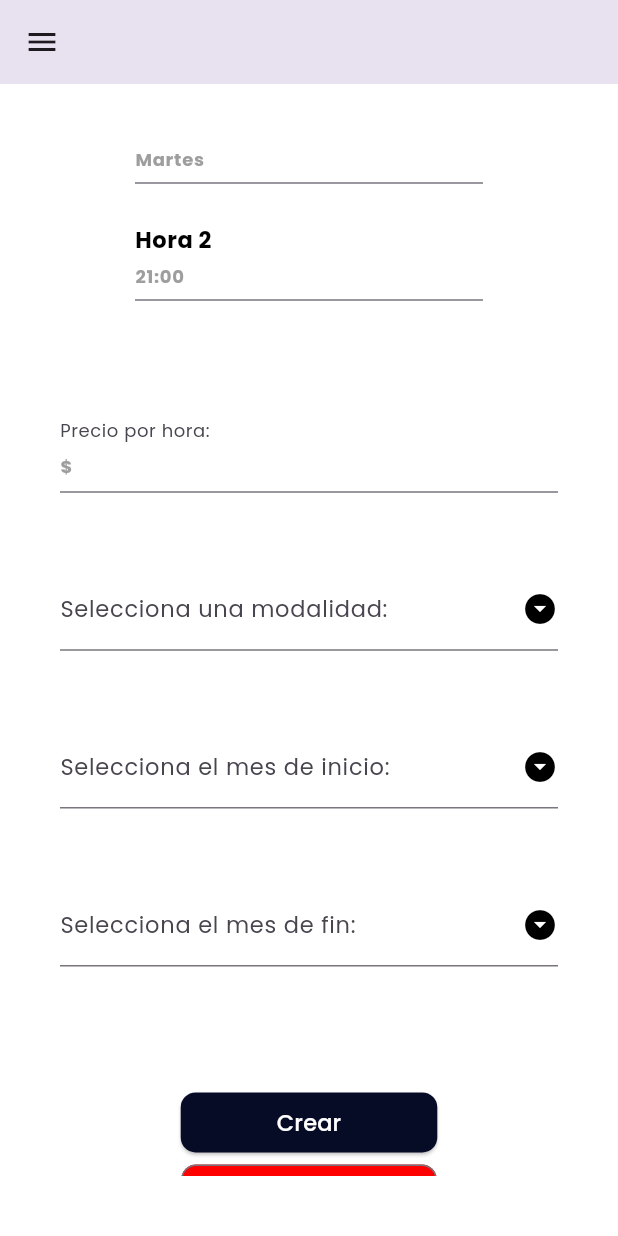
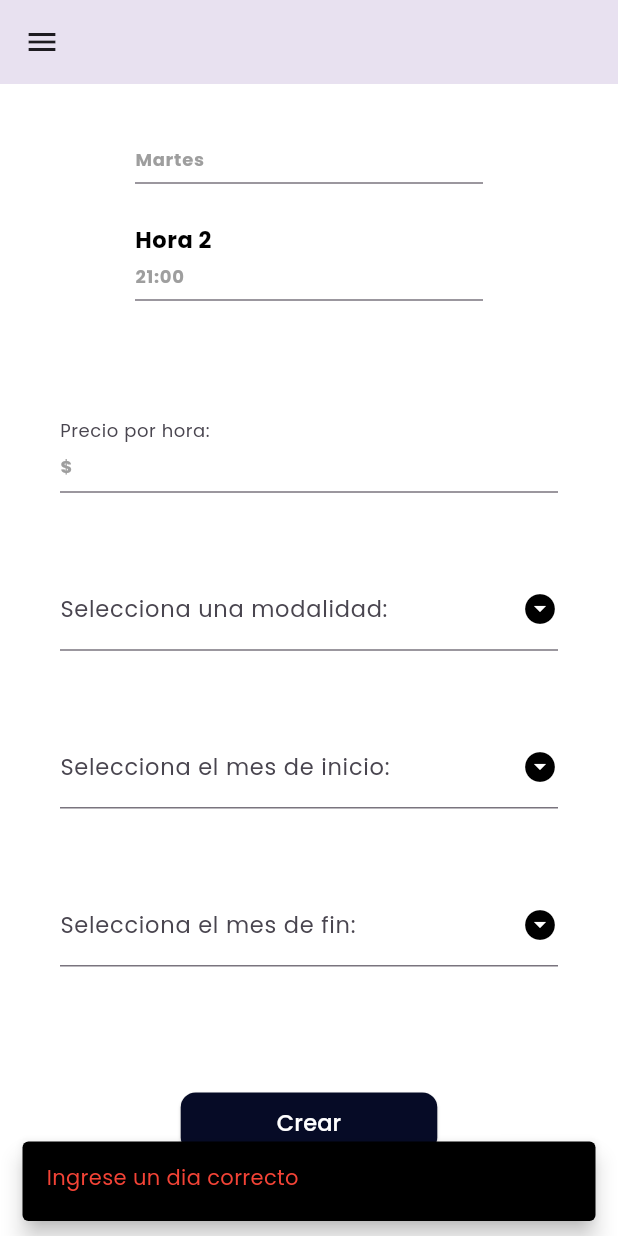
Before and after one commit to Metro-Experts/metroexpert-front, a Flutter app: the CreateClass screen opened directly, scrolled down 388 dp, after a tap on "Crear", on a phone screen of 412 x 824 dp. Run offline on Flutter 3.47's test engine with Material 3 defaults, Android fonts, the phone set to English and light mode, and no system bars; our stand-ins replace firebase_auth, firebase_core, flutter_svg, image_picker, table_calendar; accounts and stored records are empty.

Commit message:
fix: adding valiations

```diff
--- a/lib/components/custom_floating_action_button.dart
+++ b/lib/components/custom_floating_action_button.dart
@@ -1,7 +1,5 @@
 import 'package:flutter/material.dart';
 import 'package:metro_experts/model/event_model.dart';
-import 'package:metro_experts/pages/calendar_page.dart';
-import 'package:table_calendar/table_calendar.dart';
 
 class CustomFloatingActionButton extends StatefulWidget {
   final TextEditingController eventController;
@@ -11,13 +9,13 @@ class CustomFloatingActionButton extends StatefulWidget {
   final Function(DateTime)? getEventsForDay;
 
   const CustomFloatingActionButton({
-    Key? key,
+    super.key,
     required this.eventController,
     required this.selectedDay,
     required this.events,
     required this.selectedEvents,
     required this.getEventsForDay,
-  }) : super(key: key);
+  });
 
   @override
   State<CustomFloatingActionButton> createState() =>
--- a/lib/components/drawer_menu.dart
+++ b/lib/components/drawer_menu.dart
@@ -42,7 +42,7 @@ class _DrawerMenuState extends State<DrawerMenu> {
       // Handle any other exceptions
       ScaffoldMessenger.of(context).showSnackBar(
         SnackBar(
-          content: Text('Error picking image: ${e.message}'),
+          content: Text('Error Escogiendo la imagen: ${e.message}'),
         ),
       );
     }
--- a/lib/controllers/calendar_page_controller.dart
+++ b/lib/controllers/calendar_page_controller.dart
@@ -1,3 +1,5 @@
+// ignore_for_file: avoid_print
+
 import 'dart:convert';
 import 'package:flutter/material.dart';
 import 'package:metro_experts/controllers/homepage_controller.dart';
--- a/lib/controllers/course_page_controller.dart
+++ b/lib/controllers/course_page_controller.dart
@@ -1,4 +1,4 @@
-// ignore_for_file: use_build_context_synchronously, avoid_print
+// ignore_for_file: use_build_context_synchronously, avoid_print, await_only_futures
 
 import 'dart:convert';
 import 'package:http/http.dart' as http;
--- a/lib/controllers/create_class_page_controller.dart
+++ b/lib/controllers/create_class_page_controller.dart
@@ -1,10 +1,10 @@
-// ignore_for_file: use_build_context_synchronously
+// ignore_for_file: use_build_context_synchronously, unnecessary_null_comparison
 import 'dart:convert';
-
 import 'package:http/http.dart' as http;
 import 'package:flutter/material.dart';
 import 'package:metro_experts/firebase_auth/auth.dart';
 import 'package:metro_experts/model/user_model.dart';
+import 'package:metro_experts/pages/home_page.dart';
 import 'package:provider/provider.dart';
 
 class CreateClassPageController extends ChangeNotifier {
@@ -80,6 +80,8 @@ class CreateClassPageController extends ChangeNotifier {
 
   List<String> categoryChildList = [];
 
+  final hourFormat = RegExp(r'^([01]?[0-9]|2[0-3]):[0-5][0-9]$');
+
   TextEditingController priceController = TextEditingController();
   TextEditingController dia1Controller = TextEditingController();
   TextEditingController hora1Controller = TextEditingController();
@@ -96,14 +98,62 @@ class CreateClassPageController extends ChangeNotifier {
     } else {
       categoryChildList = chemistryList;
     }
-
     // Remove any duplicate values from the categoryChildList
     categoryChildList = categoryChildList.toSet().toList();
 
     return categoryChildList;
   }
 
+  List<String> daysOfTheWeek = [
+    'lunes',
+    'martes',
+    'miercoles',
+    'miércoles',
+    'jueves',
+    'viernes',
+    'sabado',
+    'sábado',
+    'domingo'
+  ];
+
   Future<void> createClass(BuildContext context) async {
+    if (!daysOfTheWeek.contains(dia1Controller.text.toLowerCase()) ||
+        !daysOfTheWeek.contains(dia2Controller.text.toLowerCase()) ||
+        dia1Controller.text == '' ||
+        dia2Controller.text == '') {
+      ScaffoldMessenger.of(context).showSnackBar(
+        const SnackBar(
+          duration: Duration(seconds: 3),
+          backgroundColor: Colors.black,
+          behavior: SnackBarBehavior.floating,
+          content: SizedBox(
+            height: 25,
+            child: Text(
+              textAlign: TextAlign.justify,
+              'Ingrese un dia correcto',
+              style: TextStyle(color: Colors.red),
+            ),
+          ),
+        ),
+      );
+    } else if (!hourFormat.hasMatch(hora1Controller.text) ||
+        !hourFormat.hasMatch(hora2Controller.text)) {
+      ScaffoldMessenger.of(context).showSnackBar(
+        const SnackBar(
+          duration: Duration(seconds: 3),
+          backgroundColor: Colors.black,
+          behavior: SnackBarBehavior.floating,
+          content: SizedBox(
+            height: 25,
+            child: Text(
+              textAlign: TextAlign.justify,
+              'Formato incorrecto: Error seleccionando el dia de la clase',
+              style: TextStyle(color: Colors.red),
+            ),
+          ),
+        ),
+      );
+    } else {
       var url = Uri.parse(
           'https://uniexpert-gateway-6569fdd60e75.herokuapp.com/courses/');
       const headers = {'Content-Type': 'application/json'};
@@ -136,8 +186,8 @@ class CreateClassPageController extends ChangeNotifier {
             "price": priceController.text,
             "modality": modality,
             "category": categorySelection,
-          "inicio": "Enero",
-          "final": "Marzo"
+            "inicio": classStartMonth,
+            "final": classEndMonth
           },
         ),
       );
@@ -151,28 +201,37 @@ class CreateClassPageController extends ChangeNotifier {
               height: 25,
               child: Text(
                 textAlign: TextAlign.justify,
-              'Class created successfully',
+                'Clase creada con éxito!',
                 style: TextStyle(color: Colors.green),
               ),
             ),
           ),
         );
-    } else {
-      ScaffoldMessenger.of(context).showSnackBar(
-        const SnackBar(
-          duration: Duration(seconds: 3),
-          backgroundColor: Colors.black,
-          behavior: SnackBarBehavior.floating,
-          content: SizedBox(
-            height: 25,
-            child: Text(
-              textAlign: TextAlign.justify,
-              'Error Creating The Class',
-              style: TextStyle(color: Colors.red),
-            ),
-          ),
-        ),
-      );
+        Navigator.push(
+            context, MaterialPageRoute(builder: (context) => const HomePage()));
+        dia1Controller.clear();
+        dia2Controller.clear();
+        hora1Controller.clear();
+        hora2Controller.clear();
+        priceController.clear();
+      }
+      // else {
+      //   ScaffoldMessenger.of(context).showSnackBar(
+      //     const SnackBar(
+      //       duration: Duration(seconds: 3),
+      //       backgroundColor: Colors.black,
+      //       behavior: SnackBarBehavior.floating,
+      //       content: SizedBox(
+      //         height: 25,
+      //         child: Text(
+      //           textAlign: TextAlign.justify,
+      //           'Error creando la clase',
+      //           style: TextStyle(color: Colors.red),
+      //         ),
+      //       ),
+      //     ),
+      //   );
+      // }
     }
   }
 }
--- a/lib/controllers/homepage_controller.dart
+++ b/lib/controllers/homepage_controller.dart
@@ -1,3 +1,5 @@
+// ignore_for_file: use_build_context_synchronously, avoid_print
+
 import 'dart:convert';
 import 'package:flutter/material.dart';
 import 'package:firebase_auth/firebase_auth.dart';
--- a/lib/controllers/sign_in_page_controller.dart
+++ b/lib/controllers/sign_in_page_controller.dart
@@ -1,3 +1,5 @@
+// ignore_for_file: use_build_context_synchronously, avoid_print, unnecessary_null_comparison
+
 import 'package:firebase_auth/firebase_auth.dart';
 import 'package:flutter/material.dart';
 import 'package:metro_experts/firebase_auth/auth.dart';
--- a/lib/controllers/user_edit_profile_page_controller.dart
+++ b/lib/controllers/user_edit_profile_page_controller.dart
@@ -48,7 +48,7 @@ class UserEditProfilePageController extends ChangeNotifier {
             height: 25,
             child: Text(
               textAlign: TextAlign.justify,
-              'Data Uploaded successfully',
+              'Data Guardada Con Éxito!',
               style: TextStyle(color: Colors.green),
             ),
           ),
--- a/lib/main.dart
+++ b/lib/main.dart
@@ -9,7 +9,6 @@ import 'package:metro_experts/controllers/sign_up_page_controller.dart';
 import 'package:metro_experts/controllers/tutor_edit_profile_page_controller.dart';
 import 'package:metro_experts/controllers/user_edit_profile_page_controller.dart';
 import 'package:metro_experts/model/user_model.dart';
-import 'package:metro_experts/pages/calendar_page.dart';
 import 'package:provider/provider.dart';
 import 'package:metro_experts/pages/intro_page.dart';
 
--- a/lib/model/event_model.dart
+++ b/lib/model/event_model.dart
@@ -1,5 +1,3 @@
-import 'package:flutter/material.dart';
-
 class Event {
   final String title;
   Event(this.title);
--- a/lib/pages/calendar_page.dart
+++ b/lib/pages/calendar_page.dart
@@ -1,4 +1,4 @@
-// ignore_for_file: unnecessary_string_interpolations
+// ignore_for_file: unnecessary_string_interpolations, await_only_futures
 
 import 'package:flutter/material.dart';
 import 'package:metro_experts/components/custom_floating_action_button.dart';
--- a/lib/pages/create_class.dart
+++ b/lib/pages/create_class.dart
@@ -143,16 +143,6 @@ class _CreateClassState extends State<CreateClass> {
                     ElevatedButton(
                       onPressed: () {
                         createClassPageControllerConsumer.createClass(context);
-                        createClassPageControllerConsumer.dia1Controller
-                            .clear();
-                        createClassPageControllerConsumer.dia2Controller
-                            .clear();
-                        createClassPageControllerConsumer.hora1Controller
-                            .clear();
-                        createClassPageControllerConsumer.hora2Controller
-                            .clear();
-                        createClassPageControllerConsumer.priceController
-                            .clear();
                       },
                       style: ElevatedButton.styleFrom(
                         backgroundColor: const Color(0xfff060B26),
--- a/lib/pages/sign_in_page.dart
+++ b/lib/pages/sign_in_page.dart
@@ -1,3 +1,5 @@
+// ignore_for_file: deprecated_member_use
+
 import 'package:flutter/material.dart';
 import 'package:metro_experts/controllers/sign_in_page_controller.dart';
 import 'package:metro_experts/pages/sign_up_page.dart';
--- a/lib/pages/sign_up_page.dart
+++ b/lib/pages/sign_up_page.dart
@@ -1,3 +1,5 @@
+// ignore_for_file: deprecated_member_use
+
 import 'package:flutter/material.dart';
 import 'package:metro_experts/components/multi_textfield.dart';
 import 'package:metro_experts/controllers/sign_up_page_controller.dart';
--- a/lib/pages/tutor_profile_view.dart
+++ b/lib/pages/tutor_profile_view.dart
@@ -1,3 +1,5 @@
+// ignore_for_file: unnecessary_string_interpolations
+
 import 'package:flutter/material.dart';
 import 'package:flutter_svg/flutter_svg.dart';
 
@@ -133,7 +135,7 @@ class TutorProfileView extends StatelessWidget {
                           width: 17,
                         ),
                         Text(
-                          '${tutorEmail}'.toLowerCase(),
+                          '$tutorEmail'.toLowerCase(),
                           style: const TextStyle(
                               fontSize: 12, fontWeight: FontWeight.normal),
                         ),
--- a/pubspec.yaml
+++ b/pubspec.yaml
@@ -48,6 +48,7 @@ dependencies:
   image_picker: ^1.1.2
   table_calendar: ^3.1.2
   intl: ^0.19.0
+  flutter_regex: ^0.0.3
 
 
 dev_dependencies:
```
Also changed, not shown: lib/controllers/sign_up_page_controller.dart (+3 -4 lines), lib/pages/course_page.dart (+10 -3 lines), lib/pages/user_edit_profile.dart (+11 -8 lines), pubspec.lock. Lines whose indentation alone changed are shown as unchanged.
